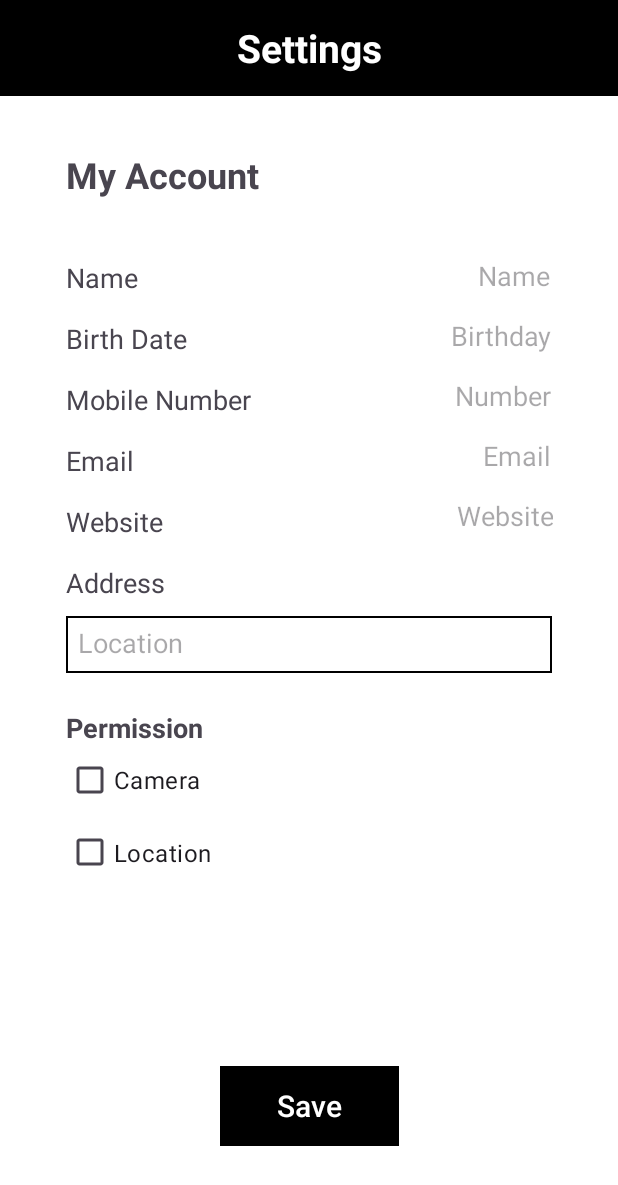
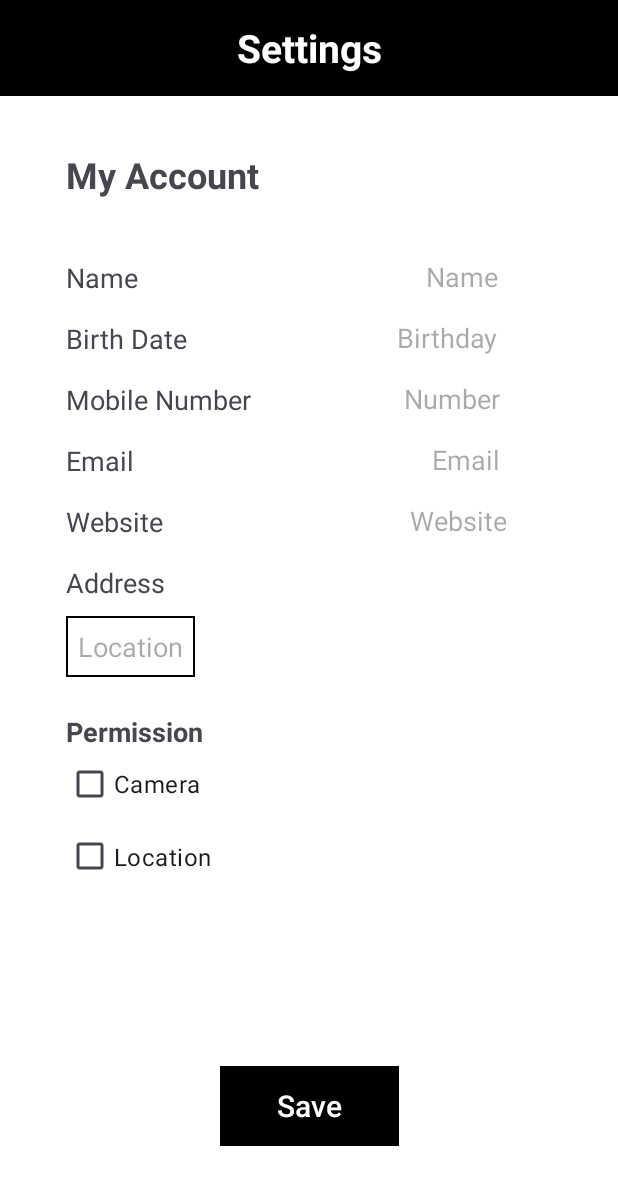
Before and after one commit to CMPUT301W24T34/SwiftCheckIn, an Android app: the SettingsActivity screen opened directly, with no data from a screen before it, on a phone screen of 412 x 824 dp. Shown: the top 1185 px of the screen. Run offline under Robolectric (Android 15) with nearby library versions, the phone set to English and light mode, and no system bars; our stand-ins replace Firebase (no records; nobody signed in at launch, a user with empty details on screens opened directly).

Commit message:
changed XML size to wrapping content

```diff
--- a/app/src/main/java/com/example/swiftcheckin/MainActivity.java
+++ b/app/src/main/java/com/example/swiftcheckin/MainActivity.java
@@ -18,7 +18,7 @@ public class MainActivity extends AppCompatActivity {
     @Override
     protected void onCreate(Bundle savedInstanceState) {
         super.onCreate(savedInstanceState);
-        setContentView(R.layout.activity_main);
+        setContentView(R.layout.attendee_myevent);
         Button profileButton = findViewById(R.id.profile_button);
         profileButton.setOnClickListener(new View.OnClickListener() {
             @Override
--- a/app/src/main/res/layout/activity_settings.xml
+++ b/app/src/main/res/layout/activity_settings.xml
@@ -12,8 +12,8 @@
 
     <EditText
         android:id="@+id/birthday"
-        android:layout_width="165dp"
-        android:layout_height="24dp"
+        android:layout_width="wrap_content"
+        android:layout_height="wrap_content"
         android:layout_marginTop="16dp"
         android:background="@drawable/edit_text_display"
         android:hint="Birthday"
@@ -26,8 +26,8 @@
 
     <EditText
         android:id="@+id/name"
-        android:layout_width="165dp"
-        android:layout_height="24dp"
+        android:layout_width="wrap_content"
+        android:layout_height="wrap_content"
         android:layout_marginTop="108dp"
         android:background="@drawable/edit_text_display"
         android:hint="Name"
@@ -40,8 +40,8 @@
 
     <EditText
         android:id="@+id/phonenumber"
-        android:layout_width="165dp"
-        android:layout_height="24dp"
+        android:layout_width="wrap_content"
+        android:layout_height="wrap_content"
         android:layout_marginTop="16dp"
         android:background="@drawable/edit_text_display"
         android:digits="0123456789+- "
@@ -49,14 +49,14 @@
         android:textAlignment="textEnd"
         android:textSize="18sp"
         app:layout_constraintEnd_toEndOf="parent"
-        app:layout_constraintHorizontal_bias="0.437"
+        app:layout_constraintHorizontal_bias="0.563"
         app:layout_constraintStart_toEndOf="@+id/word_number"
         app:layout_constraintTop_toBottomOf="@+id/birthday" />
 
     <EditText
         android:id="@+id/email"
-        android:layout_width="165dp"
-        android:layout_height="24dp"
+        android:layout_width="wrap_content"
+        android:layout_height="wrap_content"
         android:layout_marginTop="16dp"
         android:background="@drawable/edit_text_display"
         android:hint="Email"
@@ -75,8 +75,8 @@
 
     <EditText
         android:id="@+id/website"
-        android:layout_width="165dp"
-        android:layout_height="24dp"
+        android:layout_width="wrap_content"
+        android:layout_height="wrap_content"
         android:layout_marginTop="16dp"
         android:background="@drawable/edit_text_display"
         android:hint="Website"
@@ -89,8 +89,8 @@
 
     <EditText
         android:id="@+id/address"
-        android:layout_width="324dp"
-        android:layout_height="38dp"
+        android:layout_width="wrap_content"
+        android:layout_height="wrap_content"
         android:layout_marginStart="44dp"
         android:layout_marginTop="10dp"
         android:background="@drawable/edit_text_border"
```
Also changed, not shown: app/src/main/res/layout/activity_profile.xml (+8 -8 lines), app/src/main/res/layout/attendee_announcement.xml (+4 -4 lines).
